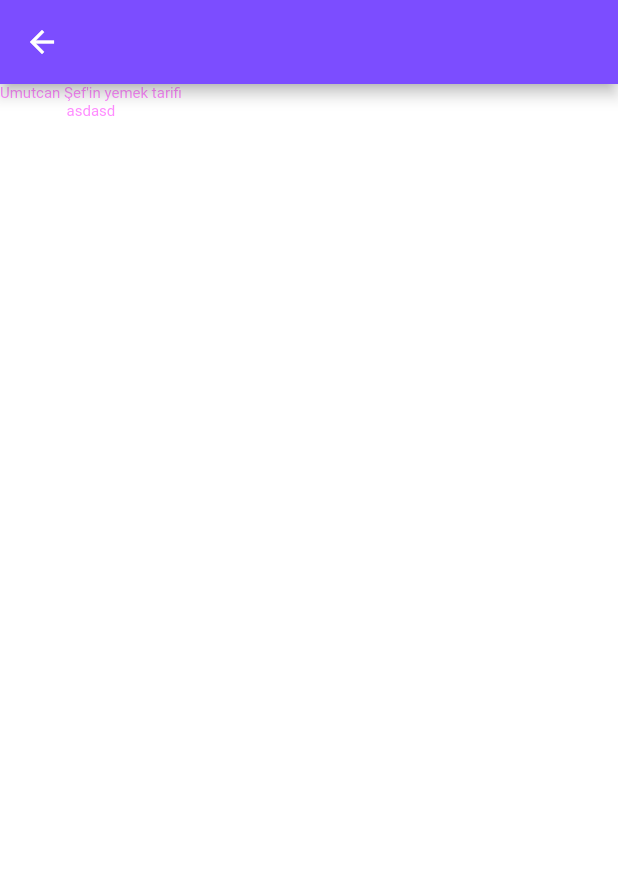
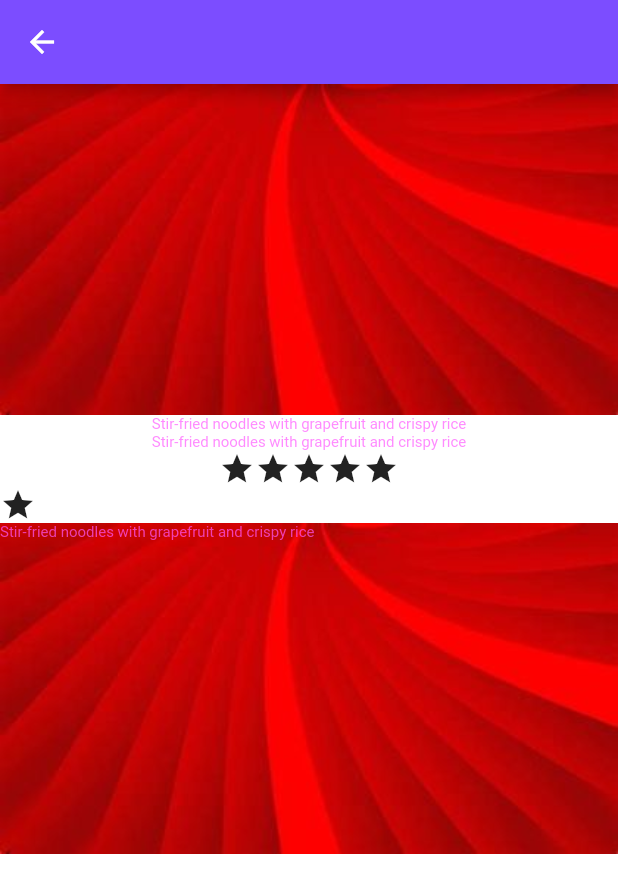
Before and after one commit to umutcanceyhan7/FlutterRecipeApp, a Flutter app: the UmutcanYemek screen opened by its route, on a phone screen of 412 x 824 dp. Shown: the top 893 px of the screen. Run offline on Flutter 3.47's test engine with Material 2 defaults, Android fonts, the phone set to English and light mode, and no system bars; Roboto replaces fonts that are missing (Futura).

Commit message:
Resmin üstüne yazı eklendi.

```diff
--- a/lib/screens/umutcan_yemek/umutcan_yemek.dart
+++ b/lib/screens/umutcan_yemek/umutcan_yemek.dart
@@ -1,4 +1,6 @@
+import 'package:flutter/cupertino.dart';
 import 'package:flutter/material.dart';
+import 'package:flutter/rendering.dart';
 
 class UmutcanYemek extends StatelessWidget {
   static const String routeName= '/UmutcanYemek';
@@ -10,17 +12,79 @@ class UmutcanYemek extends StatelessWidget {
     );
   }
 
+
+
+
   @override
   Widget build(BuildContext context) {
     return Scaffold(
       appBar: AppBar(),
       body: Column(
         children: <Widget>[
-          Text('Umutcan Şef\'in yemek tarifi'),
-          Text('asdasd'),
+          Column(
+            children: [
+              Image.asset('lib/assets/images/th.jpg'),
+              Text('Stir-fried noodles with grapefruit and crispy rice'),
+            ],
+          ),
+          Row(
+            mainAxisAlignment: MainAxisAlignment.center,
+            crossAxisAlignment: CrossAxisAlignment.center,
+            children: [
+              Text('Stir-fried noodles with grapefruit and crispy rice'),
+            ],
+          ),
+
+          Row(
+            mainAxisAlignment: MainAxisAlignment.center,
+            crossAxisAlignment: CrossAxisAlignment.center,
+            children: [
+              Icon(
+                Icons.star,
+                size: 24.0,
+                semanticLabel: 'Star Icon',
+              ),
+              Icon(
+                Icons.star,
+                size: 24.0,
+                semanticLabel: 'Star Icon',
+              ),
+              Icon(
+                Icons.star,
+                size: 24.0,
+                semanticLabel: 'Star Icon',
+              ),
+              Icon(
+                Icons.star,
+                size: 24.0,
+                semanticLabel: 'Star Icon',
+              ),
+              Icon(
+                Icons.star,
+                size: 24.0,
+                semanticLabel: 'Star Icon',
+              )
+            ],
+          ),
+          Row(
+            children: [
+              Icon(
+                Icons.star,
+                size: 24.0,
+
+              ),
+            ],
+          ),
+          Stack(
+            children: [
+              Image.asset('lib/assets/images/th.jpg'),
+              Text('Stir-fried noodles with grapefruit and crispy rice'),
+            ]
+          )
+
         ],
+        ),
 
-      ),
 
     );
   }
--- a/pubspec.yaml
+++ b/pubspec.yaml
@@ -57,10 +57,8 @@ flutter:
   # the material Icons class.
   uses-material-design: true
 
-  # To add assets to your application, add an assets section, like this:
-  # assets:
-  #   - images/a_dot_burr.jpeg
-  #   - images/a_dot_ham.jpeg
+  assets:
+    - lib/assets/images/
 
   # An image asset can refer to one or more resolution-specific "variants", see
   # https://flutter.dev/assets-and-images/#resolution-aware.
```
Also changed, not shown: lib/assets/images/Screenshot_2.png (added), lib/assets/images/th.jpg (added), pubspec.lock.
